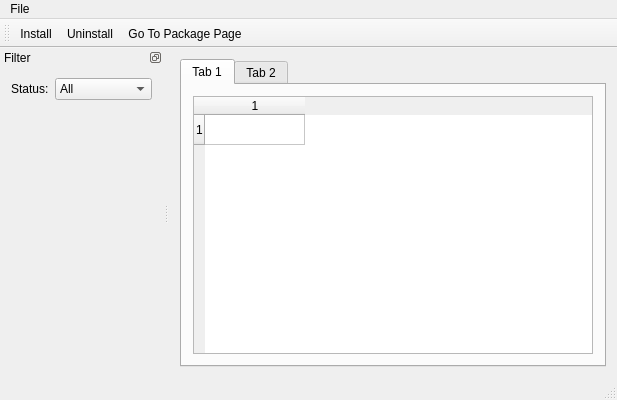
This is wpmcpp/mainwindow.ui in npackd/npackd as Qt 5 draws it before an edit. The edited form follows.
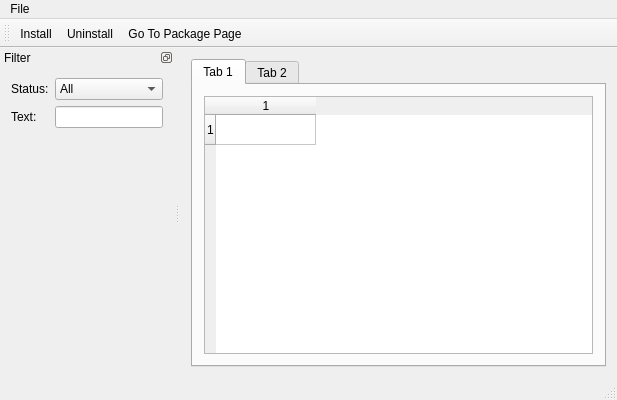
This is the edited form.

```diff
--- a/wpmcpp/mainwindow.ui
+++ b/wpmcpp/mainwindow.ui
@@ -187,6 +187,16 @@
        </item>
       </widget>
      </item>
+     <item row="1" column="0">
+      <widget class="QLabel" name="label_3">
+       <property name="text">
+        <string>Text:</string>
+       </property>
+      </widget>
+     </item>
+     <item row="1" column="1">
+      <widget class="QLineEdit" name="lineEditText"/>
+     </item>
     </layout>
    </widget>
   </widget>
```
